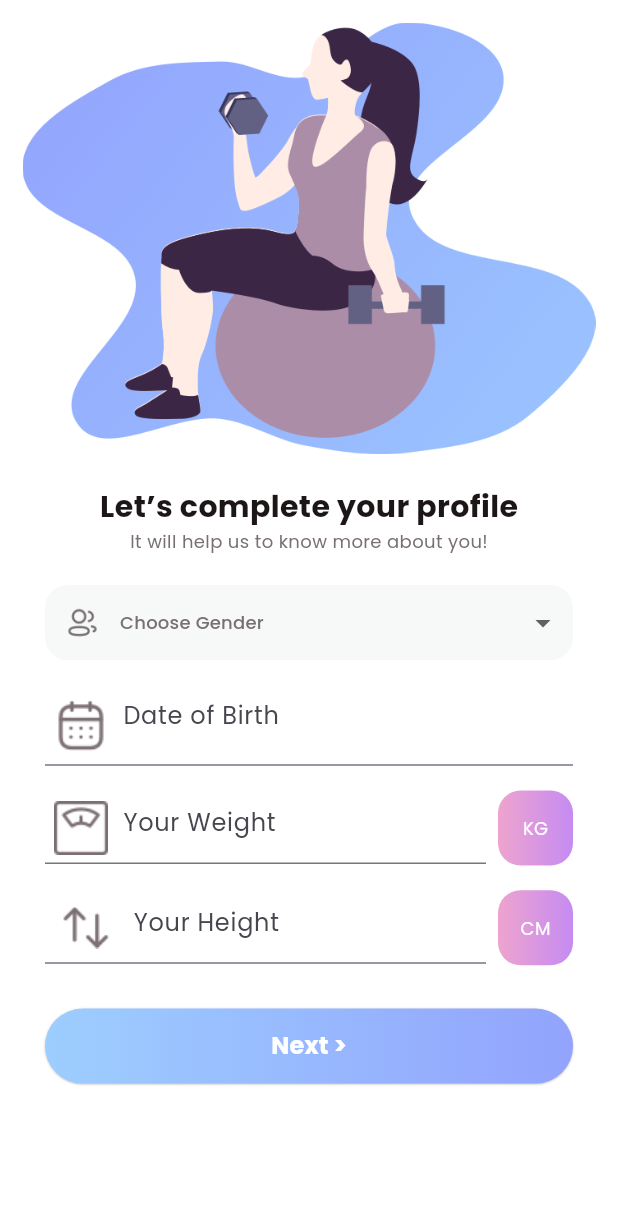
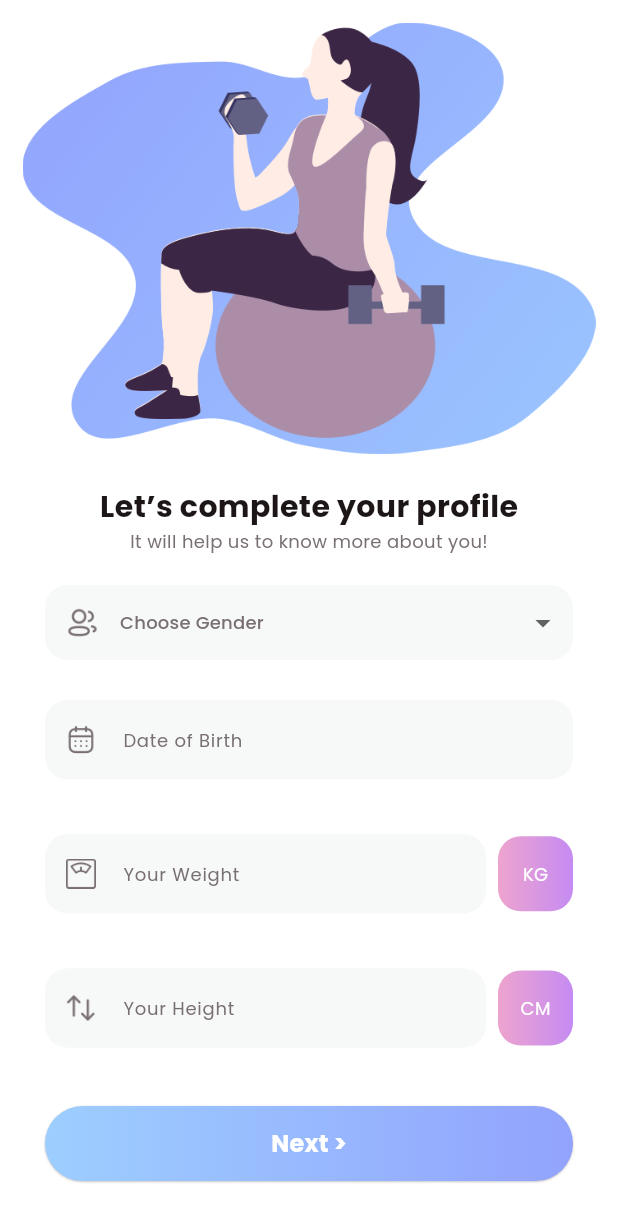
Before and after one commit to NotVNT/Fitness-Workout, a Flutter app: the CompleteProfileView screen opened directly, on a phone screen of 412 x 824 dp. Shown: the top 1222 px of the screen. Run offline on Flutter 3.47's test engine with Material 3 defaults, Android fonts, the phone set to English and light mode, and no system bars; our stand-ins replace animated_toggle_switch, carousel_slider, cloud_firestore, firebase_auth, firebase_core, fl_chart and 4 more; missing offline and left inert: dotted_dashed_line; accounts and stored records are empty.

```diff
--- a/lib/common_widget/round_textfield.dart
+++ b/lib/common_widget/round_textfield.dart
@@ -1,4 +1,3 @@
-
 import 'package:flutter/material.dart';
 
 import '../common/colo_extension.dart';
@@ -25,13 +24,50 @@ class RoundTextField extends StatelessWidget {
 
   @override
   Widget build(BuildContext context) {
-    return TextField(
+    return Container(
+      margin: margin,
+      decoration: BoxDecoration(
+        color: TColor.lightGray,
+        borderRadius: BorderRadius.circular(15),
+      ),
+      child: TextField(
         controller: controller,
         keyboardType: keyboardType,
         obscureText: obscureText,
+        // Quan trọng: Hỗ trợ tiếng Việt có dấu
+        enableIMEPersonalizedLearning: true,
+        autocorrect: false, // Tắt autocorrect để không can thiệp vào dấu
+        enableSuggestions: false, // Tắt suggestions để không làm mất dấu
+        textInputAction: TextInputAction.next,
+        // Đảm bảo text được render đúng
+        textAlign: TextAlign.start,
+        textDirection: TextDirection.ltr,
+        style: TextStyle(
+          color: TColor.black,
+          fontSize: 15,
+          fontFamily: 'Poppins', // Đảm bảo font hỗ trợ tiếng Việt
+        ),
         decoration: InputDecoration(
+          contentPadding:
+              const EdgeInsets.symmetric(vertical: 15, horizontal: 15),
+          enabledBorder: InputBorder.none,
+          focusedBorder: InputBorder.none,
           hintText: hitText,
-        prefixIcon: Image.asset(icon),
+          hintStyle: TextStyle(color: TColor.gray, fontSize: 12),
+          prefixIcon: Container(
+            alignment: Alignment.center,
+            width: 20,
+            height: 20,
+            child: Image.asset(
+              icon,
+              width: 20,
+              height: 20,
+              fit: BoxFit.contain,
+              color: TColor.gray,
+            ),
+          ),
+          suffixIcon: rigtIcon,
+        ),
       ),
     );
   }
--- a/lib/view/login/signup_view.dart
+++ b/lib/view/login/signup_view.dart
@@ -57,8 +57,7 @@ class _SignUpViewState extends State<SignUpView> {
 
       if (result != null) {
         // Đăng ký thành công, đăng xuất và chuyển đến màn hình đăng nhập
-        _showSuccessMessage(
-            'Đăng ký thành công!');
+        _showSuccessMessage('Đăng ký thành công!');
 
         // Đăng xuất user vừa tạo để họ phải đăng nhập lại
         await _authService.signOut();
--- a/lib/view/on_boarding/started_view.dart
+++ b/lib/view/on_boarding/started_view.dart
@@ -49,7 +49,7 @@ class _StartedViewState extends State<StartedView> {
                 ),
               ),
               const Spacer(),
-              // Test logout button
+              // Debug logout button (có thể xóa sau)
               Padding(
                 padding: const EdgeInsets.symmetric(horizontal: 15),
                 child: ElevatedButton(
@@ -58,7 +58,7 @@ class _StartedViewState extends State<StartedView> {
                     await authService.signOut();
                     print('Force logout completed');
                   },
-                  child: const Text('Force Logout (Test)'),
+                  child: const Text('Force Logout (Debug)'),
                 ),
               ),
               const SizedBox(height: 10),
```
Also changed, not shown: lib/services/auth_service.dart (+14 -2 lines), lib/view/login/login_view.dart (+111 -6 lines), lib/view/on_boarding/on_boarding_view.dart (+28 -28 lines). Lines whose indentation alone changed are shown as unchanged.
